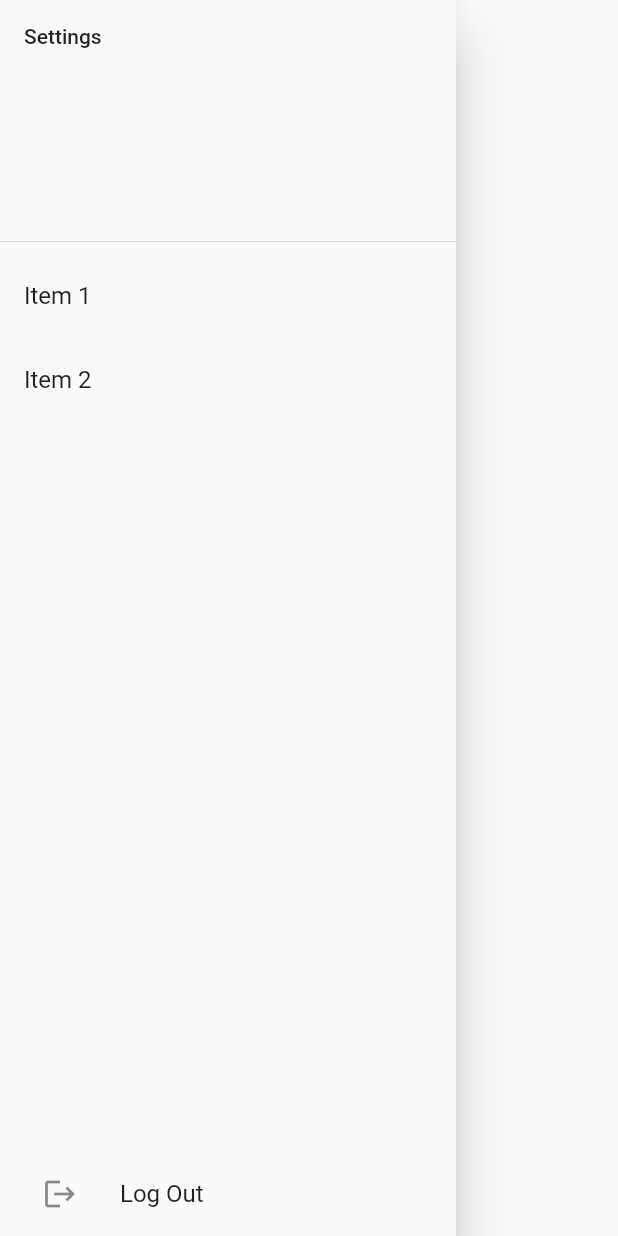
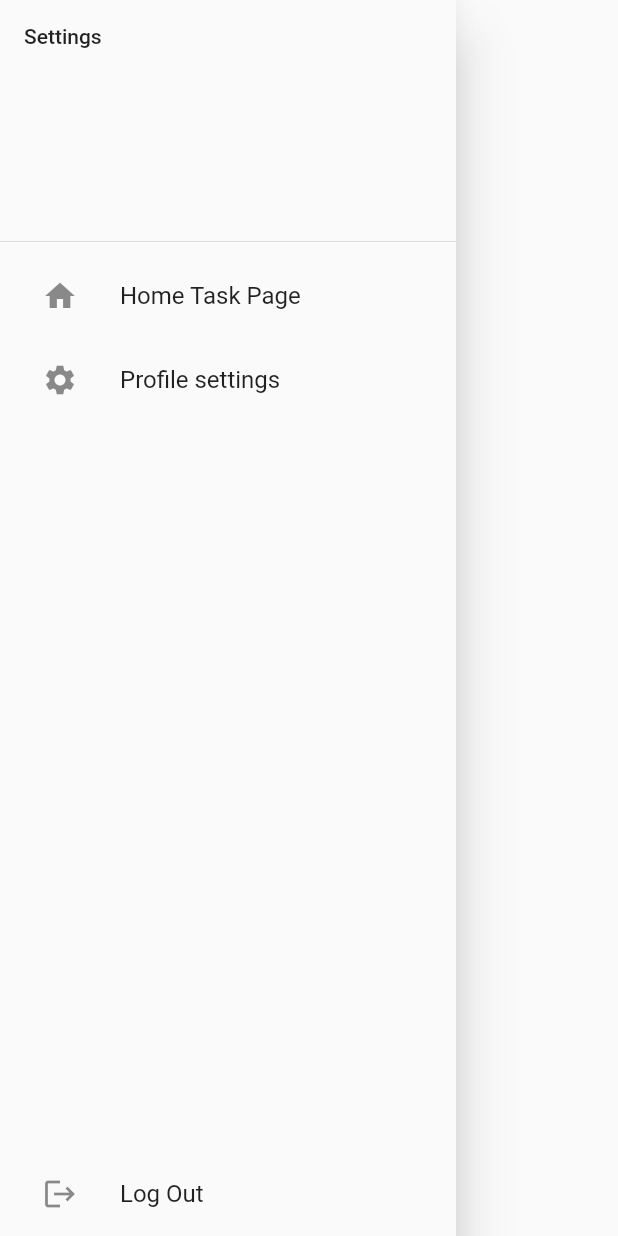
Before and after one commit to git-gremlins/blocklist, a Flutter app: the SlideOverMenu widget shown alone on an empty page, opened directly, on a phone screen of 412 x 824 dp. Run offline on Flutter 3.47's test engine with Material 2 defaults, Android fonts, the phone set to English and light mode, and no system bars; our stand-ins replace auto_size_text, supabase_flutter; missing offline and left inert: spannable_grid; accounts and stored records are empty.

Commit message:
Add slideover functionality

```diff
--- a/frontend/lib/widgets/SlideOverMenu.dart
+++ b/frontend/lib/widgets/SlideOverMenu.dart
@@ -1,5 +1,6 @@
 import 'package:flutter/material.dart';
 import 'package:frontend/main.dart';
+import 'package:frontend/screens/parent_tasks.dart';
 
 class SlideOverMenu extends StatelessWidget {
   const SlideOverMenu({super.key});
@@ -16,13 +17,39 @@ class SlideOverMenu extends StatelessWidget {
                 const DrawerHeader(
                   child: Text('Settings'),
                 ),
-                ListTile(
-                  title: const Text('Item 1'),
-                  onTap: () {},
+                Align(
+                  alignment: Alignment.bottomCenter,
+                  child: ListTile(
+                    leading: IconButton(
+                      onPressed: () {},
+                      icon: const Icon(Icons.home),
+                      tooltip: "Home Task Page",
+                    ),
+                    title: const Text('Home Task Page'),
+                    onTap: () {
+                      Navigator.pushAndRemoveUntil(
+                        context,
+                        MaterialPageRoute(
+                          builder: (context) => MyApp(),
+                        ),
+                        ModalRoute.withName('/'),
+                      );
+                    },
+                  ),
                 ),
-                ListTile(
-                  title: const Text('Item 2'),
-                  onTap: () {},
+                Align(
+                  alignment: Alignment.bottomCenter,
+                  child: ListTile(
+                    leading: IconButton(
+                      onPressed: () {},
+                      icon: const Icon(Icons.settings),
+                      tooltip: "Profile settings",
+                    ),
+                    title: const Text('Profile settings'),
+                    onTap: () {
+                      // Navigator.push(context, route)
+                    },
+                  ),
                 ),
               ],
             ),
```
Also changed, not shown: frontend/lib/main.dart (+11 -1 lines), frontend/lib/screens/parent_tasks.dart (+12 -1 lines), frontend/lib/screens/sub_tasks.dart (+20 -5 lines).
